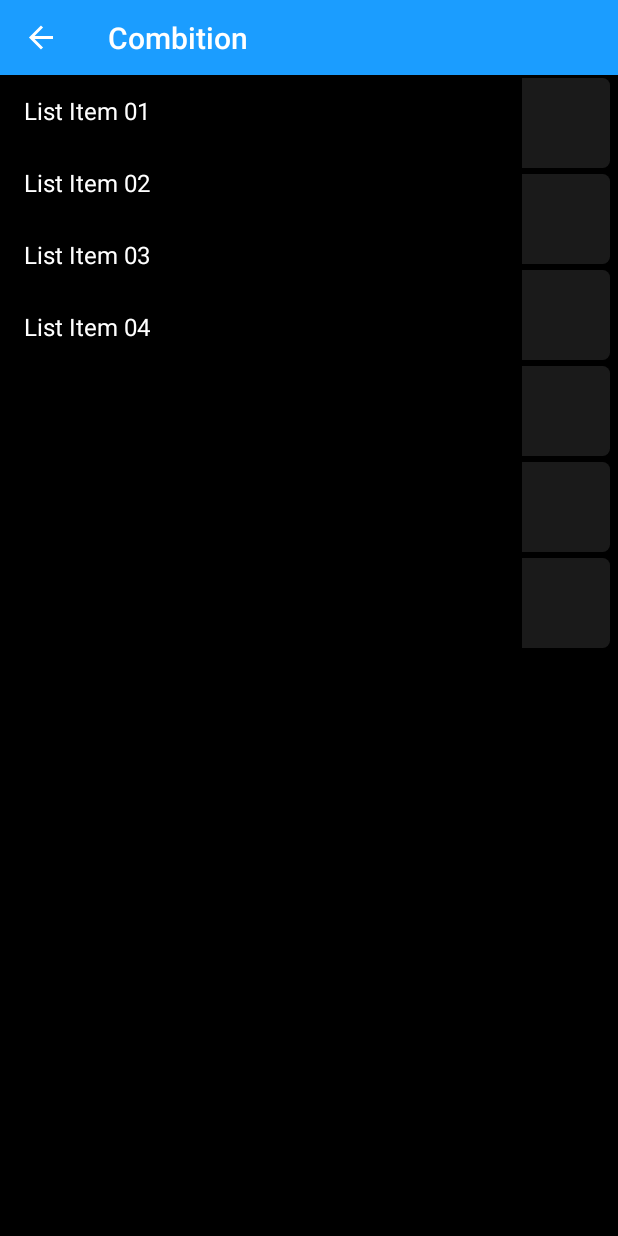
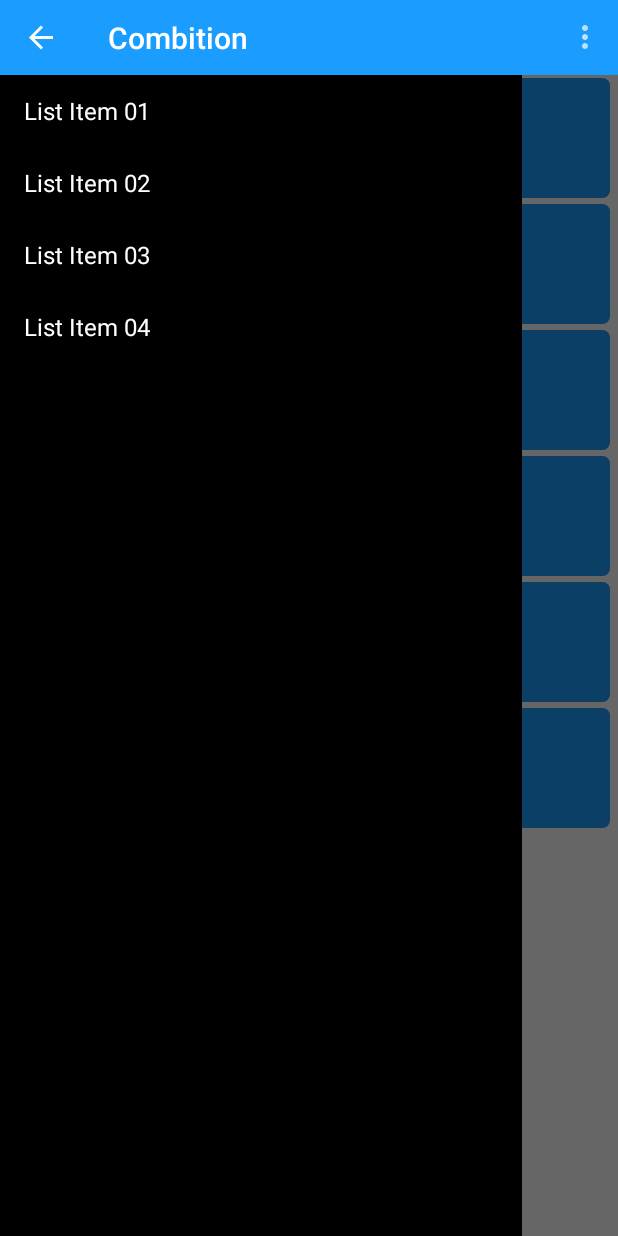
Before and after one commit to yocn/combination, an Android app: the screen it shows after launch (MainActivity), on a phone screen of 412 x 824 dp. Run offline under Robolectric (Android 15) with nearby library versions, the phone set to English and light mode, and no system bars.

Commit message:
some modification

```diff
--- a/app/src/main/java/yocn/com/collection/MainActivity.java
+++ b/app/src/main/java/yocn/com/collection/MainActivity.java
@@ -8,15 +8,17 @@ import android.support.v7.widget.LinearLayoutManager;
 import android.support.v7.widget.RecyclerView;
 import android.support.v7.widget.Toolbar;
 import android.view.Gravity;
+import android.view.Menu;
+import android.view.MenuItem;
 import android.view.View;
 import android.widget.ArrayAdapter;
 import android.widget.ListView;
+import android.widget.Toast;
 
 import java.util.ArrayList;
 
 import yocn.com.collection.adapter.MainAdapter;
 import yocn.com.collection.bean.MainItemBean;
-
 
 public class MainActivity extends BaseActivity {
     RecyclerView rv_main;
@@ -68,6 +70,7 @@ public class MainActivity extends BaseActivity {
         //设置菜单列表
         arrayAdapter = new ArrayAdapter(this, android.R.layout.simple_list_item_1, lvs);
         lvLeftMenu.setAdapter(arrayAdapter);
+        toolbar.setOnMenuItemClickListener(onMenuItemClick);
     }
 
     private void initScrollView() {
@@ -87,4 +90,20 @@ public class MainActivity extends BaseActivity {
         rv_main.setAdapter(mMainAdapter);
     }
 
+    private Toolbar.OnMenuItemClickListener onMenuItemClick = new Toolbar.OnMenuItemClickListener() {
+        @Override
+        public boolean onMenuItemClick(MenuItem menuItem) {
+            switch (menuItem.getItemId()) {
+                case R.id.action_settings:
+                    break;
+            }
+            return true;
+        }
+    };
+
+    @Override
+    public boolean onCreateOptionsMenu(Menu menu) {
+        getMenuInflater().inflate(R.menu.menu_main, menu);
+        return true;
+    }
 }
--- a/app/src/main/java/yocn/com/collection/adapter/MainAdapter.java
+++ b/app/src/main/java/yocn/com/collection/adapter/MainAdapter.java
@@ -2,10 +2,13 @@ package yocn.com.collection.adapter;
 
 import android.content.Context;
 import android.content.Intent;
+import android.graphics.Color;
+import android.support.v7.widget.CardView;
 import android.support.v7.widget.RecyclerView;
 import android.view.LayoutInflater;
 import android.view.View;
 import android.view.ViewGroup;
+import android.widget.LinearLayout;
 import android.widget.TextView;
 
 import java.util.ArrayList;
@@ -19,10 +22,9 @@ public class MainAdapter extends RecyclerView.Adapter<MainAdapter.ViewHolder> {
     private Context context;
     private ArrayList<MainItemBean> mMainItemBeanList;
 
-    public MainAdapter(Context context,ArrayList list) {
+    public MainAdapter(Context context, ArrayList list) {
         mMainItemBeanList = list;
         this.context = context;
-        Logger.d(list.toString());
     }
 
     public interface OnItemClickListener {
@@ -32,7 +34,6 @@ public class MainAdapter extends RecyclerView.Adapter<MainAdapter.ViewHolder> {
     @Override
     public ViewHolder onCreateViewHolder(ViewGroup parent, int viewType) {
         // 给ViewHolder设置布局文件
-        Logger.d("----");
         View v = LayoutInflater.from(parent.getContext()).inflate(R.layout.item_main, parent, false);
         return new ViewHolder(v);
     }
@@ -40,13 +41,12 @@ public class MainAdapter extends RecyclerView.Adapter<MainAdapter.ViewHolder> {
     @Override
     public void onBindViewHolder(ViewHolder holder, final int position) {
         // 给ViewHolder设置元素
-        Logger.d(position + "----");
         holder.tv_title.setText(mMainItemBeanList.get(position).getTitle());
+//        holder.card_view.setBackgroundResource(R.color.actionbar_bg);
     }
 
     @Override
     public int getItemCount() {
-        Logger.d(mMainItemBeanList.size() + "");
         return mMainItemBeanList.size();
     }
 
@@ -54,14 +54,16 @@ public class MainAdapter extends RecyclerView.Adapter<MainAdapter.ViewHolder> {
     public class ViewHolder
             extends RecyclerView.ViewHolder {
         public TextView tv_title;
+        public CardView card_view;
 
         public ViewHolder(View v) {
             super(v);
             tv_title = (TextView) v.findViewById(R.id.tv_title);
+            card_view = (CardView) v.findViewById(R.id.card_view);
             v.setOnClickListener(new View.OnClickListener() {
                 @Override
                 public void onClick(View v) {
-                    context.startActivity(new Intent(context,mMainItemBeanList.get(getPosition()).getTarget()));
+                    context.startActivity(new Intent(context, mMainItemBeanList.get(getPosition()).getTarget()));
                 }
             });
         }
--- a/app/src/main/res/layout/activity_main.xml
+++ b/app/src/main/res/layout/activity_main.xml
@@ -13,7 +13,7 @@
 
             <android.support.v7.widget.RecyclerView
                 android:id="@+id/rv_main"
-                android:background="#000000"
+                android:background="#ffffff"
                 android:layout_width="fill_parent"
                 android:layout_height="match_parent"
                 android:layout_marginTop="50dp" />
--- a/app/src/main/res/menu/menu_main.xml
+++ b/app/src/main/res/menu/menu_main.xml
@@ -1,6 +1,10 @@
 <menu xmlns:android="http://schemas.android.com/apk/res/android"
     xmlns:app="http://schemas.android.com/apk/res-auto"
-    xmlns:tools="http://schemas.android.com/tools" tools:context=".MainActivity">
-    <item android:id="@+id/action_settings" android:title="@string/action_settings"
-        android:orderInCategory="100" app:showAsAction="never" />
+    xmlns:tools="http://schemas.android.com/tools"
+    tools:context=".MainActivity">
+    <item
+        android:id="@+id/action_settings"
+        android:orderInCategory="100"
+        android:title="@string/action_settings"
+        app:showAsAction="never" />
 </menu>
```
Also changed, not shown: app/src/main/res/layout/item_main.xml (+5 -4 lines), app/src/main/res/values/colors.xml (line endings or trailing spaces).
